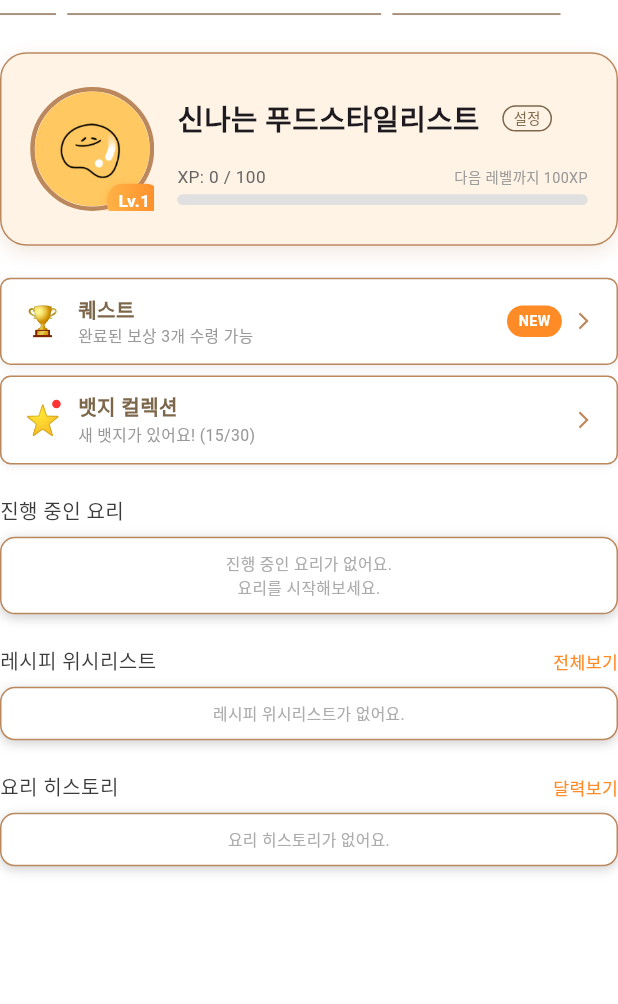
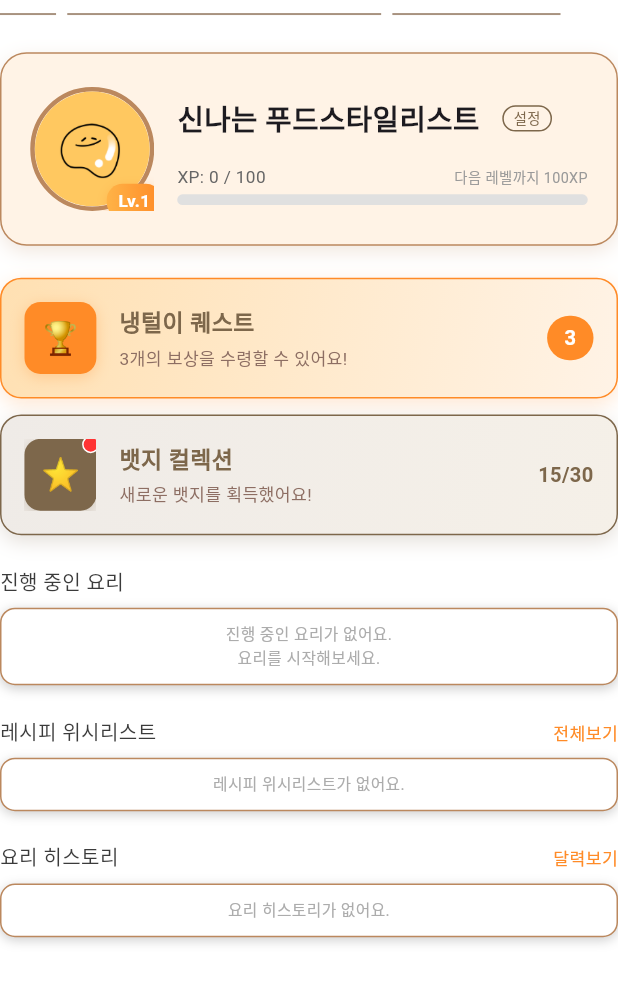
Before and after one commit to kara090813/recipe_inventory, a Flutter app: the MyPageComponent widget shown alone on an empty page, opened directly, on a phone screen of 412 x 824 dp, the part 63-1067 px from its top. Run offline on Flutter 3.47's test engine with Material 3 defaults, Android fonts, the phone set to English and light mode, and no system bars; our stand-ins replace app_links, audioplayers, auto_size_text, cached_network_image, camera, cloud_firestore and 20 more; missing offline and left inert: google_mlkit_text_recognition, korean_levenshtein; accounts and stored records are empty; generated files the repository leaves out were written again; network calls fail; Roboto replaces fonts that are missing (Mapo).

Commit message:
mypage button

```diff
--- a/lib/components/myPage_component.dart
+++ b/lib/components/myPage_component.dart
@@ -196,121 +196,166 @@ class MyPageComponent extends StatelessWidget {
     );
   }
 
-  // 🆕 퀘스트 & 뱃지 섹션 (심플한 티저 카드)
-  // 🆕 완전히 다른 방식 - 심플한 리스트 스타일
+  // 버전 5: 그라데이션 카드 스타일
   Widget _buildQuestAndBadgeSection(BuildContext context) {
     return Column(
       children: [
-        // 퀘스트 항목
-        InkWell(
-          onTap: () => context.push('/quest'),
-          child: Container(
-            padding: EdgeInsets.symmetric(horizontal: 16.w, vertical: 12.h),
+        // 퀘스트 그라데이션 카드
+        Container(
+          margin: EdgeInsets.only(bottom: 12.h),
           decoration: BoxDecoration(
-              color: Colors.white,
-              borderRadius: BorderRadius.circular(8.r),
-              border: Border.all(color: Color(0xFFBB885E), width: 1),
+            gradient: LinearGradient(
+              colors: [Color(0xFFFFE0B2), Color(0xFFFFF3E6)],
+              begin: Alignment.topLeft,
+              end: Alignment.bottomRight,
+            ),
+            borderRadius: BorderRadius.circular(16.r),
+            border: Border.all(color: Color(0xFFFF8B27), width: 1),
             boxShadow: [
               BoxShadow(
-                  color: Colors.grey.withOpacity(0.2),
+                color: Color(0xFFFF8B27).withOpacity(0.2),
                 spreadRadius: 0,
-                  blurRadius: 4,
-                  offset: Offset(0, 1),
+                blurRadius: 10,
+                offset: Offset(0, 4),
               ),
             ],
           ),
+          child: InkWell(
+            onTap: () => context.push('/quest'),
+            borderRadius: BorderRadius.circular(16.r),
+            child: Padding(
+              padding: EdgeInsets.all(16.w),
               child: Row(
                 children: [
-                Text('🏆', style: TextStyle(fontSize: 20.sp)),
-                SizedBox(width: 12.w),
+                  Container(
+                    width: 50.w,
+                    height: 50.w,
+                    decoration: BoxDecoration(
+                      color: Color(0xFFFF8B27),
+                      borderRadius: BorderRadius.circular(12.r),
+                      boxShadow: [
+                        BoxShadow(
+                          color: Color(0xFFFF8B27).withOpacity(0.3),
+                          blurRadius: 8,
+                          offset: Offset(0, 2),
+                        ),
+                      ],
+                    ),
+                    child: Center(
+                      child: Text('🏆', style: TextStyle(fontSize: 22.sp)),
+                    ),
+                  ),
+                  SizedBox(width: 16.w),
                   Expanded(
                     child: Column(
                       crossAxisAlignment: CrossAxisAlignment.start,
                       children: [
                         Text(
-                        '퀘스트',
+                          '냉털이 퀘스트',
                           style: TextStyle(
-                          fontSize: 14.sp,
+                            fontSize: 16.sp,
                             fontWeight: FontWeight.bold,
                             color: Color(0xFF7D674B),
+                            fontFamily: 'Mapo',
                           ),
                         ),
+                        SizedBox(height: 4.h),
                         Text(
-                        '완료된 보상 3개 수령 가능',
+                          // '새로운 도전이 기다리고 있어요!',
+                          "3개의 보상을 수령할 수 있어요!",
                           style: TextStyle(
-                          fontSize: 11.sp,
-                          color: Color(0xFF999999),
+                            fontSize: 12.sp,
+                            color: Color(0xFF8D6E63),
+                            fontFamily: 'Mapo',
                           ),
                         ),
                       ],
                     ),
                   ),
                   Container(
-                  padding: EdgeInsets.symmetric(horizontal: 8.w, vertical: 4.h),
+                    padding: EdgeInsets.symmetric(horizontal: 12.w, vertical: 6.h),
                     decoration: BoxDecoration(
                       color: Color(0xFFFF8B27),
-                    borderRadius: BorderRadius.circular(12.r),
+                      borderRadius: BorderRadius.circular(20.r),
                     ),
                     child: Text(
-                    'NEW',
+                      '3',
                       style: TextStyle(
-                      fontSize: 10.sp,
+                        color: Colors.white,
+                        fontSize: 14.sp,
                         fontWeight: FontWeight.bold,
-                      color: Colors.white,
+                        fontFamily: 'Mapo',
                       ),
                     ),
-                ),
-                SizedBox(width: 8.w),
-                Icon(
-                  Icons.arrow_forward_ios,
-                  size: 14.w,
-                  color: Color(0xFFBB885E),
                   ),
                 ],
               ),
             ),
           ),
+        ),
 
-        SizedBox(height: 8.h),
-
-        // 뱃지 항목
-        InkWell(
-          onTap: () => context.push('/badge'),
-          child: Container(
-            padding: EdgeInsets.symmetric(horizontal: 16.w, vertical: 12.h),
+        // 뱃지 그라데이션 카드
+        Container(
           decoration: BoxDecoration(
-              color: Colors.white,
-              borderRadius: BorderRadius.circular(8.r),
-              border: Border.all(color: Color(0xFFBB885E), width: 1),
+            gradient: LinearGradient(
+              colors: [Color(0xFFEFEBE7), Color(0xFFF5F0E8)],
+              begin: Alignment.topLeft,
+              end: Alignment.bottomRight,
+            ),
+            borderRadius: BorderRadius.circular(16.r),
+            border: Border.all(color: Color(0xFF7D674B), width: 1),
             boxShadow: [
               BoxShadow(
-                  color: Colors.grey.withOpacity(0.2),
+                color: Color(0xFF7D674B).withOpacity(0.2),
                 spreadRadius: 0,
-                  blurRadius: 4,
-                  offset: Offset(0, 1),
+                blurRadius: 10,
+                offset: Offset(0, 4),
               ),
             ],
           ),
+          child: InkWell(
+            onTap: () => context.push('/badge'),
+            borderRadius: BorderRadius.circular(16.r),
+            child: Padding(
+              padding: EdgeInsets.all(16.w),
               child: Row(
                 children: [
                   Stack(
                     children: [
-                    Text('⭐', style: TextStyle(fontSize: 20.sp)),
+                      Container(
+                        width: 50.w,
+                        height: 50.w,
+                        decoration: BoxDecoration(
+                          color: Color(0xFF7D674B),
+                          borderRadius: BorderRadius.circular(12.r),
+                          boxShadow: [
+                            BoxShadow(
+                              color: Color(0xFF7D674B).withOpacity(0.3),
+                              blurRadius: 8,
+                              offset: Offset(0, 2),
+                            ),
+                          ],
+                        ),
+                        child: Center(
+                          child: Text('⭐', style: TextStyle(fontSize: 22.sp)),
+                        ),
+                      ),
                       Positioned(
-                      top: 0,
-                      right: 0,
+                        top: -2,
+                        right: -2,
                         child: Container(
-                        width: 6.w,
-                        height: 6.w,
+                          width: 12.w,
+                          height: 12.w,
                           decoration: BoxDecoration(
                             color: Color(0xFFFF3333),
                             shape: BoxShape.circle,
+                            border: Border.all(color: Colors.white, width: 1),
                           ),
                         ),
                       ),
                     ],
                   ),
-                SizedBox(width: 12.w),
+                  SizedBox(width: 16.w),
                   Expanded(
                     child: Column(
                       crossAxisAlignment: CrossAxisAlignment.start,
@@ -318,33 +363,42 @@ class MyPageComponent extends StatelessWidget {
                         Text(
                           '뱃지 컬렉션',
                           style: TextStyle(
-                          fontSize: 14.sp,
+                            fontSize: 16.sp,
                             fontWeight: FontWeight.bold,
                             color: Color(0xFF7D674B),
+                            fontFamily: 'Mapo',
                           ),
                         ),
+                        SizedBox(height: 4.h),
                         Text(
-                        '새 뱃지가 있어요! (15/30)',
+                          '새로운 뱃지를 획득했어요!',
                           style: TextStyle(
-                          fontSize: 11.sp,
-                          color: Color(0xFF999999),
+                            fontSize: 12.sp,
+                            color: Color(0xFF8D6E63),
+                            fontFamily: 'Mapo',
                           ),
                         ),
                       ],
                     ),
                   ),
-                Icon(
-                  Icons.arrow_forward_ios,
-                  size: 14.w,
-                  color: Color(0xFFBB885E),
+                  Text(
+                    '15/30',
+                    style: TextStyle(
+                      color: Color(0xFF7D674B),
+                      fontSize: 14.sp,
+                      fontWeight: FontWeight.bold,
+                      fontFamily: 'Mapo',
+                    ),
                   ),
                 ],
+              ),
             ),
           ),
         ),
       ],
     );
   }
+
 
   Widget _buildMiniBadge(String emoji, bool isUnlocked, bool isNew) {
     return Stack(
```
Lines whose indentation alone changed are shown as unchanged.
